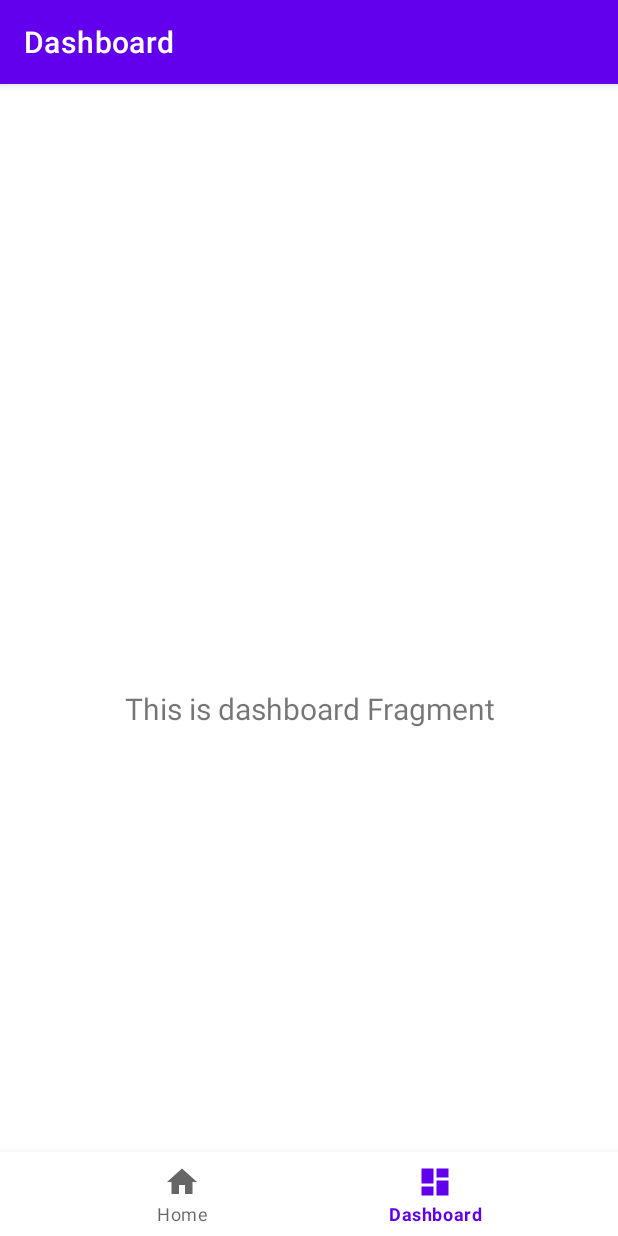
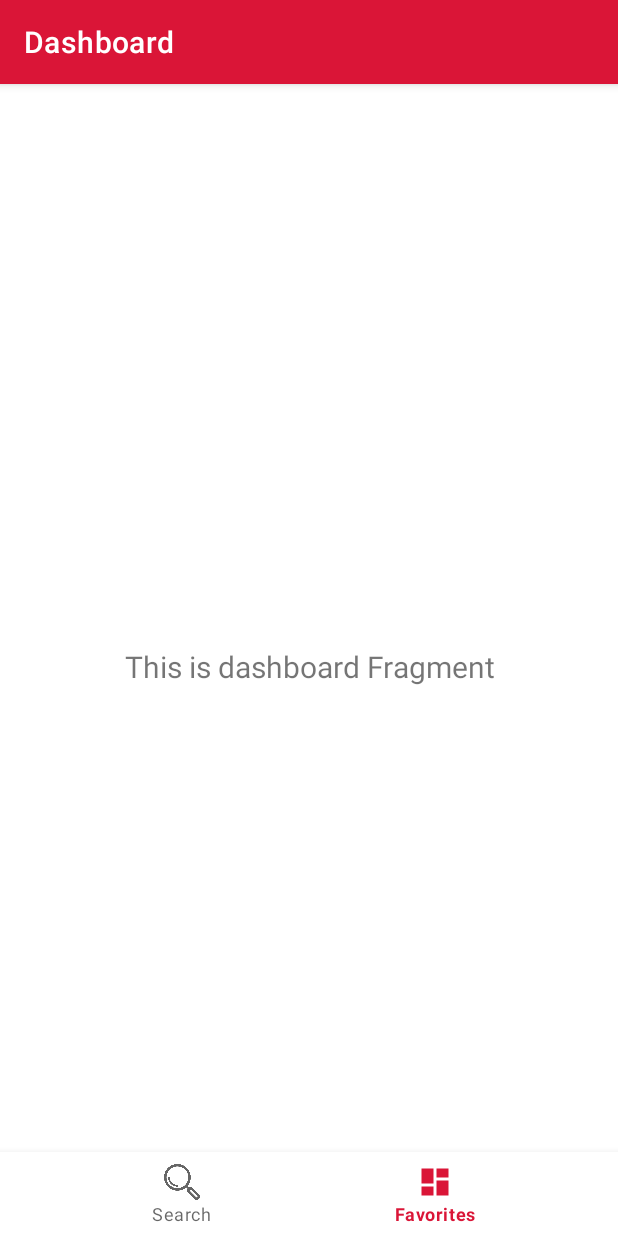
Before and after one commit to pepeglez/iquii_test, an Android app: the screen it shows after launch (MainActivity), item 2 of the bottom bar chosen, on a phone screen of 412 x 824 dp. Run offline under Robolectric (Android 15) with nearby library versions, the phone set to English and light mode, and no system bars; our stand-ins replace Picasso, navigation-ui; pictures from the network do not load.

Commit message:
Added search bar and search functionality - Dismiss preview with gesture - Update navigation labels - Update theme colors

```diff
--- a/app/src/main/java/com/example/iquiitest/adapters/ImageAdapter.kt
+++ b/app/src/main/java/com/example/iquiitest/adapters/ImageAdapter.kt
@@ -36,7 +36,7 @@ class ImageAdapter internal constructor( var context: Context ) :
 
         val imageItem: RedditImage = adapterList.get(position)
 
-        if (imageItem.thumbUrl!=null){
+        if (imageItem.thumbUrl!=null && imageItem.thumbUrl != "" ){
             picasso.load(imageItem.thumbUrl)
                 .placeholder(R.drawable.iquii_ins)
                 .into( holder.image)
--- a/app/src/main/java/com/example/iquiitest/ui/home/HomeFragment.kt
+++ b/app/src/main/java/com/example/iquiitest/ui/home/HomeFragment.kt
@@ -1,17 +1,18 @@
 package com.example.iquiitest.ui.home
 
+import android.app.Activity
 import android.os.Bundle
 import android.util.Log
-import android.view.LayoutInflater
-import android.view.View
-import android.view.ViewGroup
+import android.view.*
 import android.widget.TextView
+import androidx.appcompat.widget.SearchView
 import androidx.fragment.app.Fragment
 import androidx.lifecycle.Observer
 import androidx.lifecycle.ViewModelProvider
 import androidx.recyclerview.widget.GridLayoutManager
 import androidx.recyclerview.widget.LinearLayoutManager
 import androidx.recyclerview.widget.RecyclerView
+import com.example.iquiitest.MainActivity
 import com.example.iquiitest.R
 import com.example.iquiitest.adapters.ImageAdapter
 import com.example.iquiitest.api.RedditService
@@ -33,6 +34,13 @@ class HomeFragment : Fragment() {
     private var gridLayoutManager: GridLayoutManager? = null
     private var imageAdapter: ImageAdapter? = null
 
+    private var parentActivity:MainActivity? = null
+
+    override fun onCreate(savedInstanceState: Bundle?) {
+        super.onCreate(savedInstanceState)
+        setHasOptionsMenu(true)
+    }
+
     override fun onCreateView(
             inflater: LayoutInflater,
             container: ViewGroup?,
@@ -40,6 +48,7 @@ class HomeFragment : Fragment() {
     ): View? {
 
         val root = inflater.inflate(R.layout.fragment_home, container, false)
+        parentActivity = activity as MainActivity
 
         homeViewModel = ViewModelProvider(this).get(HomeViewModel::class.java)
 
@@ -47,19 +56,44 @@ class HomeFragment : Fragment() {
         return root
     }
 
+    override fun onCreateOptionsMenu(menu: Menu, inflater: MenuInflater) {
+        inflater.inflate(R.menu.toolbar_menu, menu)
+
+        val searchItem = menu?.findItem(R.id.m_action_search)
+        if (searchItem!=null){
+            val searchView = searchItem.actionView as SearchView
+            searchView.setOnQueryTextListener(object : SearchView.OnQueryTextListener{
+                override fun onQueryTextSubmit(query: String?): Boolean {
+                    fetchRedditImages(query!!)
+                    return true
+                }
+
+                override fun onQueryTextChange(newText: String?): Boolean {
+                    fetchRedditImages(newText!!)
+                    return true
+                }
+
+            })
+        }
+        super.onCreateOptionsMenu(menu, inflater)
+    }
+
     fun settingInterface (root: View){
         recyclerView = root.findViewById(R.id.rv_images)
         gridLayoutManager = GridLayoutManager(context, 3, LinearLayoutManager.VERTICAL, false)
 
-        val adapter = context?.let { ImageAdapter(it) }
+        imageAdapter = context?.let { ImageAdapter(it) }
 
-        recyclerView?.adapter = adapter
+        recyclerView?.adapter = imageAdapter
         recyclerView?.layoutManager = gridLayoutManager
         recyclerView?.setHasFixedSize(true)
 
-        homeViewModel.listImages.observe(viewLifecycleOwner, Observer {images ->
-            Log.d("---Log", "OBSERVER: " + images.size)
-            images.let { adapter?.setList(it) }
+        fetchRedditImages("italia")
+    }
+
+    fun fetchRedditImages (keyword:String) {
+        homeViewModel.getImages(keyword)?.observe(viewLifecycleOwner, Observer {images ->
+            images.let { imageAdapter?.setList(it) }
         })
     }
 
--- a/app/src/main/java/com/example/iquiitest/ui/home/HomeViewModel.kt
+++ b/app/src/main/java/com/example/iquiitest/ui/home/HomeViewModel.kt
@@ -17,22 +17,17 @@ class HomeViewModel : ViewModel() {
 
     var baseUrl = "https://www.reddit.com/"
 
-    private var _redditImages: MutableLiveData<ArrayList<RedditImage>> = MutableLiveData()
+    var _imagesList : MutableLiveData<ArrayList<RedditImage>>? = null
 
-    init {
-        makeHttpRequest()
+    fun getImages(keyword: String) : LiveData<ArrayList<RedditImage>>? {
+        _imagesList = makeHttpRequest(keyword)
+        return _imagesList
     }
 
-    internal var listImages:MutableLiveData<ArrayList<RedditImage>>
-        get() { return _redditImages}
-        set(value) {_redditImages = value}
+    private fun makeHttpRequest (keyword:String) : MutableLiveData<ArrayList<RedditImage>> {
 
-    fun dame() : MutableLiveData<ArrayList<RedditImage>>{
+        val ldList = MutableLiveData<ArrayList<RedditImage>>()
 
-        return _redditImages
-    }
-
-    private fun makeHttpRequest (){
         val retrofit = Retrofit.Builder()
             .baseUrl(baseUrl)
             .addConverterFactory(GsonConverterFactory.create())
@@ -40,7 +35,7 @@ class HomeViewModel : ViewModel() {
 
         val service = retrofit.create(RedditService::class.java)
 
-        val call = service.searchImages("italia")
+        val call = service.searchImages(keyword)
         call.enqueue(object : Callback<RedditResponse> {
             override fun onResponse(call: Call<RedditResponse>, response: Response<RedditResponse>) {
                 if (response.code() == 200) {
@@ -49,6 +44,7 @@ class HomeViewModel : ViewModel() {
                     var list: ArrayList<RedditImage> = ArrayList()
                     var id:Int = 0
 
+                    Log.v("---Log","cant: " + redditResponse.data.dist)
 
                     for( Children in redditResponse.data.children){
                         var url:String? = null
@@ -66,12 +62,13 @@ class HomeViewModel : ViewModel() {
                             Children.data.author))
                     }
 
-                    listImages.value = list
+                    ldList.value = list
                 }
             }
             override fun onFailure(call: Call<RedditResponse>, t: Throwable) {
                 Log.v("---Log","Error")
             }
         })
+        return ldList
     }
 }
--- a/app/src/main/res/layout/activity_main.xml
+++ b/app/src/main/res/layout/activity_main.xml
@@ -4,7 +4,7 @@
     android:id="@+id/container"
     android:layout_width="match_parent"
     android:layout_height="match_parent"
-    android:paddingTop="?attr/actionBarSize">
+    >
 
     <com.google.android.material.bottomnavigation.BottomNavigationView
         android:id="@+id/nav_view"
--- a/app/src/main/res/menu/bottom_nav_menu.xml
+++ b/app/src/main/res/menu/bottom_nav_menu.xml
@@ -3,12 +3,12 @@
 
     <item
         android:id="@+id/navigation_home"
-        android:icon="@drawable/ic_home_black_24dp"
-        android:title="@string/title_home" />
+        android:icon="@mipmap/ic_search"
+        android:title="@string/title_search" />
 
     <item
         android:id="@+id/navigation_dashboard"
         android:icon="@drawable/ic_dashboard_black_24dp"
-        android:title="@string/title_dashboard" />
+        android:title="@string/title_fav" />
 
 </menu>
--- /dev/null
+++ b/app/src/main/res/menu/toolbar_menu.xml
@@ -0,0 +1,16 @@
+<?xml version="1.0" encoding="utf-8"?>
+<menu xmlns:android="http://schemas.android.com/apk/res/android"
+    xmlns:app="http://schemas.android.com/apk/res-auto">
+
+    <item
+        android:id="@+id/m_action_search"
+        android:icon="@mipmap/ic_search"
+        android:iconTint="@color/white"
+        android:title="Search"
+        app:actionViewClass="androidx.appcompat.widget.SearchView"
+        app:showAsAction="always" />
+    <item
+        android:id="@+id/m_action_info"
+        android:title="Info"
+        app:showAsAction="never" />
+</menu>
--- a/app/src/main/res/values-night/themes.xml
+++ b/app/src/main/res/values-night/themes.xml
@@ -2,8 +2,8 @@
     <!-- Base application theme. -->
     <style name="Theme.IQUIITest" parent="Theme.MaterialComponents.DayNight.DarkActionBar">
         <!-- Primary brand color. -->
-        <item name="colorPrimary">@color/purple_200</item>
-        <item name="colorPrimaryVariant">@color/purple_700</item>
+        <item name="colorPrimary">@color/red</item>
+        <item name="colorPrimaryVariant">@color/red</item>
         <item name="colorOnPrimary">@color/black</item>
         <!-- Secondary brand color. -->
         <item name="colorSecondary">@color/teal_200</item>
--- a/app/src/main/res/values/strings.xml
+++ b/app/src/main/res/values/strings.xml
@@ -3,4 +3,6 @@
     <string name="title_home">Home</string>
     <string name="title_dashboard">Dashboard</string>
     <string name="title_notifications">Notifications</string>
+    <string name="title_search">Search</string>
+    <string name="title_fav">Favorites</string>
 </resources>
--- a/app/src/main/res/values/themes.xml
+++ b/app/src/main/res/values/themes.xml
@@ -2,8 +2,8 @@
     <!-- Base application theme. -->
     <style name="Theme.IQUIITest" parent="Theme.MaterialComponents.DayNight.DarkActionBar">
         <!-- Primary brand color. -->
-        <item name="colorPrimary">@color/purple_500</item>
-        <item name="colorPrimaryVariant">@color/purple_700</item>
+        <item name="colorPrimary">@color/red</item>
+        <item name="colorPrimaryVariant">@color/red</item>
         <item name="colorOnPrimary">@color/white</item>
         <!-- Secondary brand color. -->
         <item name="colorSecondary">@color/teal_200</item>
```
Also changed, not shown: app/src/main/java/com/example/iquiitest/ui/preview/ImagePreviewDialogFragment.kt (+13 -2 lines), app/src/main/java/com/example/iquiitest/utils/ZoomClass.kt (+39 -1 lines), app/src/main/res/mipmap-hdpi/ic_search.png (added).
